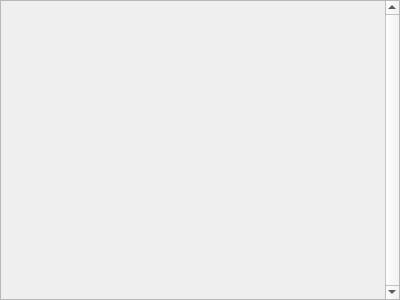
First picture: the form in KSynthGUI/RackWidget.ui, repository k-a-z-u/KSynth, before the edit.
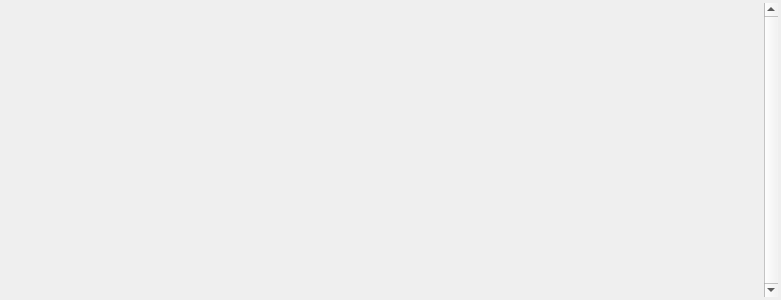
Second picture: the form after the edit.

Commit message: some GUI changes for a better look. i think i need someone providing a reasonable design :P

```diff
--- a/KSynthGUI/RackWidget.ui
+++ b/KSynthGUI/RackWidget.ui
@@ -6,10 +6,13 @@
    <rect>
     <x>0</x>
     <y>0</y>
-    <width>400</width>
+    <width>781</width>
     <height>300</height>
    </rect>
   </property>
+  <property name="styleSheet">
+   <string notr="true"/>
+  </property>
   <property name="windowTitle">
    <string>Rack</string>
   </property>
@@ -22,13 +25,22 @@
      <number>0</number>
     </property>
     <property name="margin">
-     <number>0</number>
+     <number>3</number>
     </property>
     <item>
      <widget class="QScrollArea" name="scrollArea">
+      <property name="minimumSize">
+       <size>
+        <width>775</width>
+        <height>0</height>
+       </size>
+      </property>
       <property name="styleSheet">
        <string notr="true"/>
       </property>
+      <property name="frameShape">
+       <enum>QFrame::NoFrame</enum>
+      </property>
       <property name="verticalScrollBarPolicy">
        <enum>Qt::ScrollBarAlwaysOn</enum>
       </property>
@@ -40,8 +52,8 @@
         <rect>
          <x>0</x>
          <y>0</y>
-         <width>381</width>
-         <height>273</height>
+         <width>760</width>
+         <height>271</height>
         </rect>
        </property>
        <property name="styleSheet">
```
The commit also changes 4 other files.
